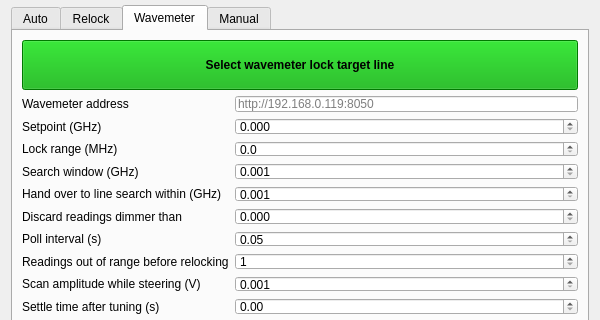
First picture: the form in linien/gui/ui/locking_panel.ui, repository krbmols/linien, before the edit; both pictures show x 0 to 600 and y 304 to 624 of the 600 by 1231 pixel window.
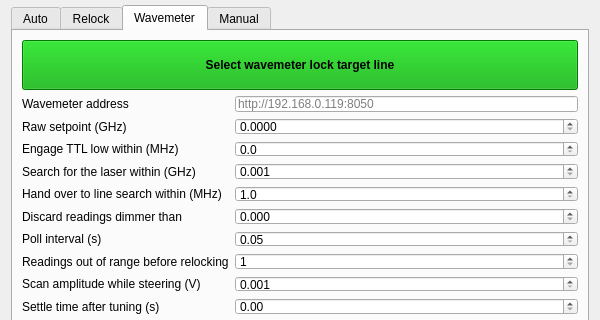
Second picture: the form after the edit. The open tabs and pages were chosen to show the change. Custom widgets are drawn as their Qt base class.

Commit message: Make the wavemeter gate the TTL, and expose the four windows

```diff
--- a/linien/gui/ui/locking_panel.ui
+++ b/linien/gui/ui/locking_panel.ui
@@ -830,12 +830,12 @@
         </item>
         <item row="1" column="0">
          <widget class="QLabel" name="label_wm_setpoint">
-          <property name="text"><string>Setpoint (GHz)</string></property>
+          <property name="text"><string>Raw setpoint (GHz)</string></property>
          </widget>
         </item>
         <item row="1" column="1">
          <widget class="QDoubleSpinBox" name="wavemeter_setpoint">
-          <property name="decimals"><number>3</number></property>
+          <property name="decimals"><number>4</number></property>
           <property name="minimum"><double>0.000000</double></property>
           <property name="maximum"><double>10000000.000000</double></property>
           <property name="singleStep"><double>0.001000</double></property>
@@ -843,7 +843,7 @@
         </item>
         <item row="2" column="0">
          <widget class="QLabel" name="label_wm_range">
-          <property name="text"><string>Lock range (MHz)</string></property>
+          <property name="text"><string>Engage TTL low within (MHz)</string></property>
          </widget>
         </item>
         <item row="2" column="1">
@@ -856,7 +856,7 @@
         </item>
         <item row="3" column="0">
          <widget class="QLabel" name="label_wm_search">
-          <property name="text"><string>Search window (GHz)</string></property>
+          <property name="text"><string>Search for the laser within (GHz)</string></property>
          </widget>
         </item>
         <item row="3" column="1">
@@ -869,15 +869,15 @@
         </item>
         <item row="4" column="0">
          <widget class="QLabel" name="label_wm_handoff">
-          <property name="text"><string>Hand over to line search within (GHz)</string></property>
+          <property name="text"><string>Hand over to line search within (MHz)</string></property>
          </widget>
         </item>
         <item row="4" column="1">
          <widget class="QDoubleSpinBox" name="wavemeter_handoff_window">
-          <property name="decimals"><number>3</number></property>
-          <property name="minimum"><double>0.001000</double></property>
-          <property name="maximum"><double>100.000000</double></property>
-          <property name="singleStep"><double>0.100000</double></property>
+          <property name="decimals"><number>1</number></property>
+          <property name="minimum"><double>1.000000</double></property>
+          <property name="maximum"><double>100000.000000</double></property>
+          <property name="singleStep"><double>10.000000</double></property>
          </widget>
         </item>
         <item row="5" column="0">
```
Left out of the diff: 4 changed lines with no effect on the pictures. The commit also changes 4 other files.
